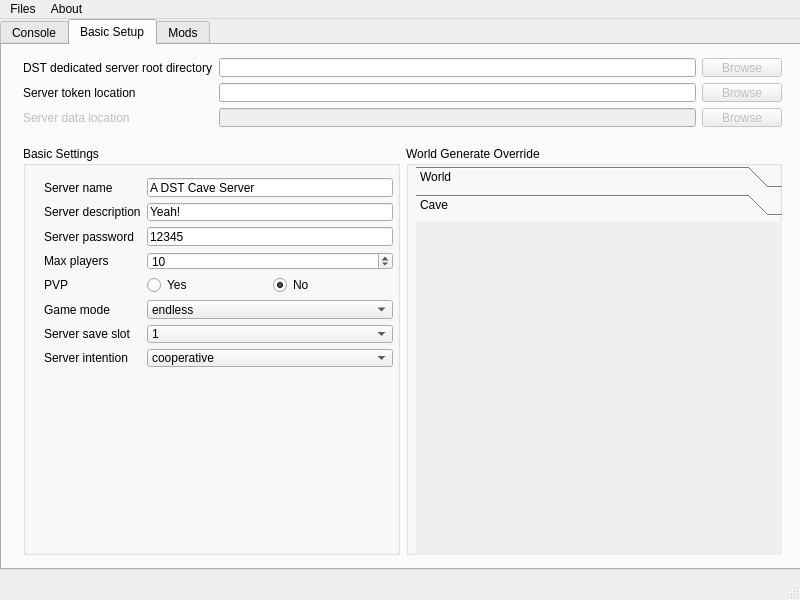
KKyang/DSTDedicatedServerGUI, file mainwindow.ui: the form before one commit.
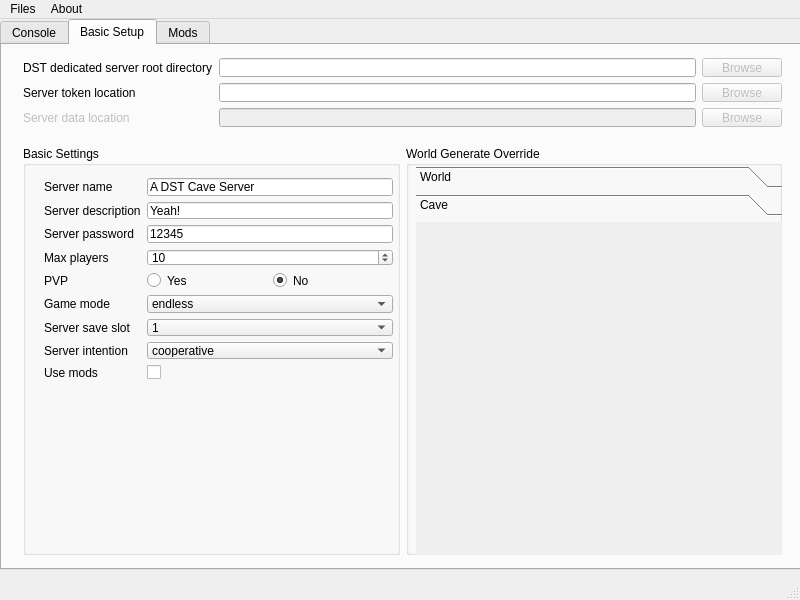
The form after the commit. The open tabs and pages were chosen to show the change.

Commit message: Supported for mods when startup. But you have to manually edit the modoverrides.lua directly.

The edit to the form file:
```diff
--- a/mainwindow.ui
+++ b/mainwindow.ui
@@ -139,13 +139,13 @@
          <property name="title">
           <string>Basic Settings</string>
          </property>
-         <widget class="QWidget" name="">
+         <widget class="QWidget" name="layoutWidget">
           <property name="geometry">
            <rect>
             <x>10</x>
             <y>21</y>
             <width>371</width>
-            <height>211</height>
+            <height>224</height>
            </rect>
           </property>
           <layout class="QGridLayout" name="gridLayout">
@@ -323,6 +323,20 @@
              </item>
             </widget>
            </item>
+           <item row="8" column="0">
+            <widget class="QLabel" name="label_10">
+             <property name="text">
+              <string>Use mods</string>
+             </property>
+            </widget>
+           </item>
+           <item row="8" column="1">
+            <widget class="QCheckBox" name="checkBox_useModBool">
+             <property name="text">
+              <string/>
+             </property>
+            </widget>
+           </item>
           </layout>
          </widget>
         </widget>
@@ -387,7 +401,7 @@
        </item>
       </layout>
      </widget>
-     <widget class="QWidget" name="">
+     <widget class="QWidget" name="layoutWidget">
       <property name="geometry">
        <rect>
         <x>10</x>
```
Left out of the diff: 73 changed lines with no effect on the pictures. The commit also changes 2 other files.
